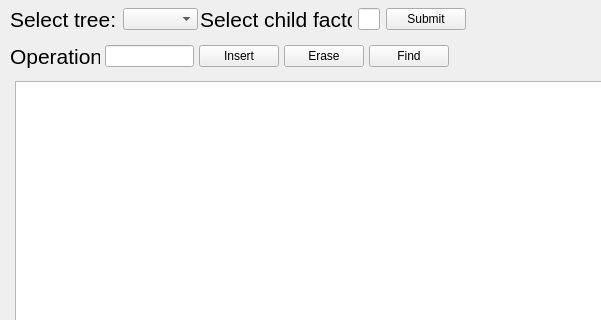
The window that TreeVisualizer/mainwindow.ui (tchicherin/tree_visualizer) describes before a commit, drawn with Qt 5; both pictures show x 0 to 601 and y 0 to 320 of the 862 by 698 pixel window.
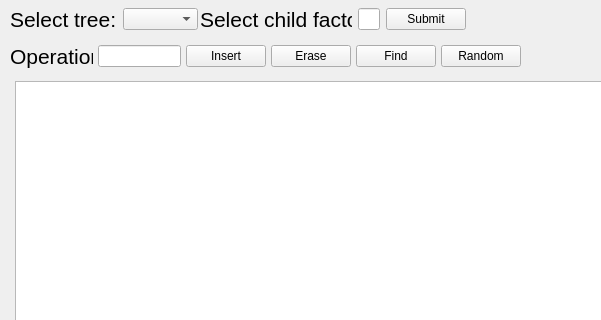
The same window after the commit.

What changed in the file:
```diff
--- a/TreeVisualizer/mainwindow.ui
+++ b/TreeVisualizer/mainwindow.ui
@@ -45,7 +45,7 @@
     <rect>
      <x>10</x>
      <y>40</y>
-     <width>439</width>
+     <width>511</width>
      <height>33</height>
     </rect>
    </property>
@@ -105,6 +105,13 @@
       </property>
      </widget>
     </item>
+    <item>
+     <widget class="QPushButton" name="randomButton">
+      <property name="text">
+       <string>Random</string>
+      </property>
+     </widget>
+    </item>
    </layout>
   </widget>
   <widget class="QGraphicsView" name="gView">
```
